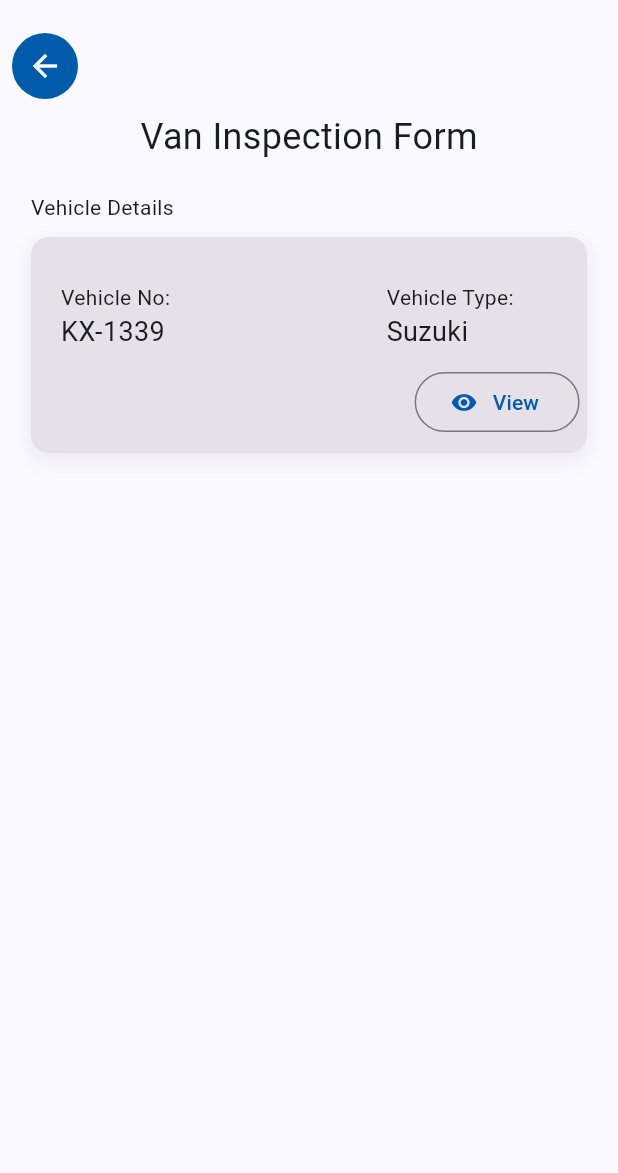
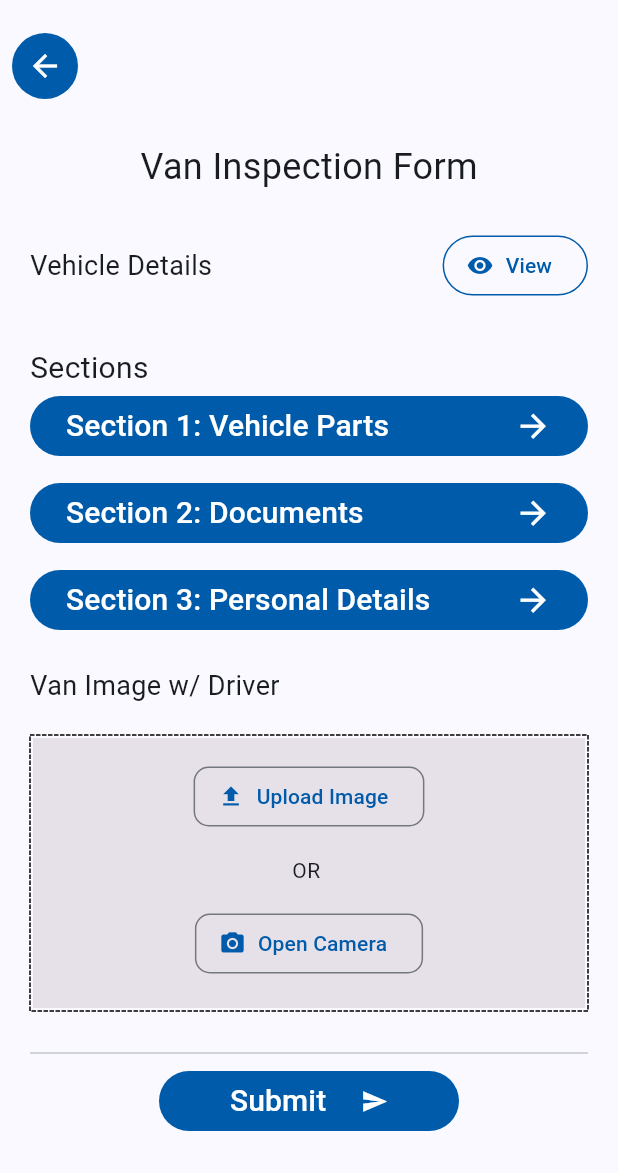
Before and after one commit to ebadmirza2005/dreams-app, a Flutter app: the VanInspectionForm screen opened directly, on a phone screen of 412 x 824 dp, the part 63-1236 px from its top. Run offline on Flutter 3.47's test engine with Material 3 defaults, Android fonts, the phone set to English and light mode, and no system bars; drawn by our look-alikes of dotted_border.

Commit message:
Fix: design van inspection form and screen

```diff
--- a/lib/screen/van_inspection_form.dart
+++ b/lib/screen/van_inspection_form.dart
@@ -1,7 +1,9 @@
 import 'package:flutter/material.dart';
 
 import '../utils/app_bar.dart';
+import '../utils/button.dart';
 import '../utils/text.dart';
+import 'package:dotted_border/dotted_border.dart';
 
 class VanInspectionForm extends StatefulWidget {
   const VanInspectionForm({super.key});
@@ -11,30 +13,89 @@ class VanInspectionForm extends StatefulWidget {
 }
 
 class _VanInspectionFormState extends State<VanInspectionForm> {
-  double _currentHeight = 0;
-  final double _expandedHeight = 200;
-
-  bool _isExpanded = false;
-
-  void _expandOnChanged() {
-    var isExpanded = _currentHeight == _expandedHeight;
-    setState(() {
-      _currentHeight = isExpanded ? 0 : _expandedHeight;
-      _isExpanded = !_isExpanded;
-    });
+  Future<void> viewDetails() {
+    return showDialog(
+      context: context,
+      builder: (BuildContext context) {
+        return AlertDialog(
+          title: Align(
+              alignment: Alignment.center,
+              child: TextWidget(text: "Vehicle Details", textSize: 20)),
+          content: Column(
+            mainAxisSize: MainAxisSize.min,
+            crossAxisAlignment: CrossAxisAlignment.start,
+            children: [
+              Row(
+                children: [
+                  Column(
+                    crossAxisAlignment: CrossAxisAlignment.start,
+                    children: [
+                      TextWidget(text: "Vehicle No:"),
+                      TextWidget(text: "KX-1339"),
+                    ],
+                  ),
+                  SizedBox(width: MediaQuery.of(context).size.width * 0.2,),
+                  Column(
+                    crossAxisAlignment: CrossAxisAlignment.start,
+                    children: [
+                      TextWidget(text: "Vehicle Type:"),
+                      TextWidget(text: "Suzuki"),
+                    ],
+                  )
+                ],
+              ),
+              SizedBox(height: 20,),
+              Column(
+                crossAxisAlignment: CrossAxisAlignment.start,
+                children: [
+                  TextWidget(text: "Vehicle Route"),
+                  TextWidget(text: "Nasar Pur, Tando Soomro", textSize: 18,)
+                ],
+              ),
+              SizedBox(height: 20,),
+              Row(
+                children: [
+                  Column(
+                    crossAxisAlignment: CrossAxisAlignment.start,
+                    children: [
+                      TextWidget(text: "Driver"),
+                      TextWidget(text: "KX-1339", textSize: 18,)
+                    ],
+                  ),
+                  SizedBox(width: MediaQuery.of(context).size.width * 0.2,),
+                  Column(
+                    crossAxisAlignment: CrossAxisAlignment.start,
+                    children: [
+                      TextWidget(text: "CNIC"),
+                      TextWidget(text: "Suzuki", textSize: 18,)
+                    ],
+                  ),
+                ],
+              ),
+            ],
+          ),
+          actions: [
+            TextButton(
+              onPressed: () => Navigator.of(context).pop(),
+              child: TextWidget(text: "Close"),
+            ),
+          ],
+        );
+      },
+    );
   }
 
   @override
   Widget build(BuildContext context) {
     return Scaffold(
       appBar: AppBarWidget(),
-      body: SingleChildScrollView(
-        child: Column(
+       body: Column(
+            crossAxisAlignment: CrossAxisAlignment.start,
             children: [
               Align(
-              alignment: Alignment.bottomLeft,
+                alignment: Alignment.centerLeft,
                 child: IconButton(
-                onPressed: () {},
+                  onPressed: () => Navigator.of(context).pop(),
                   icon: Container(
                     padding: const EdgeInsets.all(10),
                     decoration: const BoxDecoration(
@@ -45,92 +106,112 @@ class _VanInspectionFormState extends State<VanInspectionForm> {
                   ),
                 ),
               ),
-            TextWidget(text: "Van Inspection Form", textSize: 24),
-            const SizedBox(height: 20),
-
               Padding(
-              padding: const EdgeInsets.symmetric(horizontal: 0),
+                padding: EdgeInsets.all(20),
                 child: Column(
                   crossAxisAlignment: CrossAxisAlignment.start,
                   children: [
-                  TextWidget(text: "Vehicle Details"),
-                  const SizedBox(height: 10),
+                    Center(
+                      child: TextWidget(text: "Van Inspection Form", textSize: 24),
+                    ),
+                    const SizedBox(height: 25),
+                    Row(
+                      mainAxisAlignment: MainAxisAlignment.spaceBetween,
+                      children: [
+                        TextWidget(text: "Vehicle Details", textSize: 18),
+                        OutlinedButton.icon(
+                          onPressed: viewDetails,
+                          icon: const Icon(Icons.visibility),
+                          label: TextWidget(text: "View"),
+                          style: OutlinedButton.styleFrom(
+                            side: const BorderSide(color: Color(0xff005baa)),
+                          ),
+                        ),
 
-                  GestureDetector(
-                    onTap: _expandOnChanged,
-                    child: Container(
-                      width: MediaQuery.of(context).size.width * 0.9,
-                      decoration: BoxDecoration(
-                        color: const Color(0xffe6e0e9),
-                        borderRadius: BorderRadius.only(
-                          topLeft: const Radius.circular(12),
-                          topRight: const Radius.circular(12),
-                          bottomLeft: Radius.circular(_currentHeight == 0 ? 12 : 0),
-                          bottomRight: Radius.circular(_currentHeight == 0 ? 12 : 0),
-                        ),
-                        boxShadow: [
-                          BoxShadow(
-                            color: Colors.black.withOpacity(0.06),
-                            blurRadius: 10,
-                            spreadRadius: 1,
-                            offset: const Offset(0, 4),
-                          ),
                       ],
                     ),
-                      padding: const EdgeInsets.only(
-                        top: 30,
-                        left: 20,
-                        bottom: 10,
-                        right: 5,
+
+                    const SizedBox(height: 10),
+                    SizedBox(height: 20,),
+                    TextWidget(text: "Sections", textSize: 20,),
+                    FilledButtonWidget(buttonText: "Section 1: Vehicle Parts", textSize: 20,),
+                    SizedBox(height: 10,),
+                    FilledButtonWidget(buttonText: "Section 2: Documents", textSize: 20),
+                    SizedBox(height: 10,),
+                    FilledButtonWidget(buttonText: "Section 3: Personal Details", textSize: 20),
+                    SizedBox(height: 20,),
+                    TextWidget(text: "Van Image w/ Driver", textSize: 18,),
+                    SizedBox(height: 20,),
+                    DottedBorder(
+                      child: Container(
+                        width: MediaQuery.of(context).size.width,
+                        height: 180,
+                        decoration: BoxDecoration(
+                          color: Color(0xffe6e0e9),
                         ),
                         child: Column(
                           children: [
+                            SizedBox(height: 15,),
                             Row(
+                              mainAxisAlignment: MainAxisAlignment.center,
                               children: [
-                              Column(
-                                crossAxisAlignment: CrossAxisAlignment.start,
-                                children: [
-                                  TextWidget(text: "Vehicle No:"),
-                                  TextWidget(text: "KX-1339", textSize: 18)
+                                OutlinedButton.icon(
+                                  style: OutlinedButton.styleFrom(
+                                      shape: RoundedRectangleBorder(
+                                        borderRadius: BorderRadius.circular(10)
+                                      )
+                                  ),
+                                  onPressed: () {}, label: TextWidget(text: "Upload Image"), icon: Icon(Icons.upload),)
                               ],
                             ),
-                              SizedBox(width: MediaQuery.of(context).size.width * 0.35,),
-                              Column(
-                                crossAxisAlignment: CrossAxisAlignment.start,
+                            SizedBox(height: 15,),
+                            Row(
+                              mainAxisAlignment: MainAxisAlignment.center,
                               children: [
-                                  TextWidget(text: "Vehicle Type:"),
-                                  TextWidget(text: "Suzuki", textSize: 18)
+                                // TextWidget(text: "----------------------------------- "),
+                                Divider(),
+                                TextWidget(text: "OR "),
+                                Divider()
+                                // TextWidget(text: "----------------------------------- "),
                               ],
                             ),
+                            SizedBox(height: 15,),
+                            OutlinedButton.icon(
+                              style: OutlinedButton.styleFrom(
+                                  shape: RoundedRectangleBorder(
+                                      borderRadius: BorderRadius.circular(10)
+                                  )
+                              ),
+                              onPressed: () {}, label: TextWidget(text: "Open Camera"), icon: Icon(Icons.camera_alt),)
+
                           ],
                         ),
-                          SizedBox(height: 10,),
+                      ),
+                    ),
+                    SizedBox(height: 20,),
+                    Divider(),
                     Align(
-                            alignment: Alignment.bottomRight,
+                      alignment: Alignment.center,
                       child: SizedBox(
-                              width: 110.0,
-                              child: OutlinedButton(onPressed: () {}, child: Row(
+                        width: 200,
+                        child: FilledButton(
+                            onPressed: () {}, child: Row(
+                          mainAxisAlignment: MainAxisAlignment.spaceEvenly,
                           children: [
-                                      Icon(Icons.visibility),
-                                      SizedBox(width: 10,),
-                                      TextWidget(text: "View"),
-
-
+                            TextWidget(text: "Submit", textSize: 20,),
+                            Icon(Icons.send)
                           ],
                         )),
                       ),
                     )
 
                   ],
-                      )
                 ),
               ),
+
             ],
           ),
-            ),
-          ],
-        ),
-      ),
+
     );
   }
 }
--- a/lib/screen/van_inspection_screen.dart
+++ b/lib/screen/van_inspection_screen.dart
@@ -3,6 +3,7 @@ import 'package:flutter/material.dart';
 import '../utils/app_bar.dart';
 import '../utils/button.dart';
 import '../utils/text.dart';
+import 'home_screen.dart';
 
 class VanInspectionScreen extends StatefulWidget {
   const VanInspectionScreen({super.key});
@@ -29,7 +30,9 @@ class _VanInspectionScreenState extends State<VanInspectionScreen> {
           Align(
             alignment: Alignment.bottomLeft,
             child: IconButton(
-                onPressed: () {}, icon: Container(
+                onPressed: () {
+                  Navigator.pushReplacement(context, MaterialPageRoute(builder: (_) => HomeScreen()));
+                }, icon: Container(
                 padding: EdgeInsets.all(10),
                 decoration: BoxDecoration(
                   shape: BoxShape.circle,
```
Lines whose indentation alone changed are shown as unchanged.
